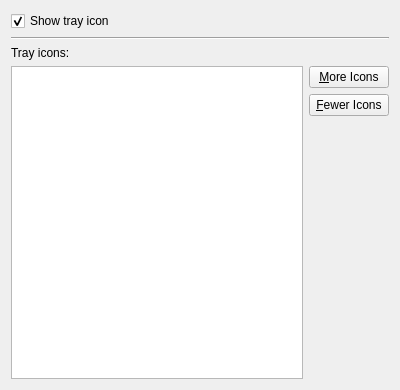
First picture: the form in settings/config/traysettings.ui, repository netrunner-debian-kde-extras/networkmanagement, before the edit.
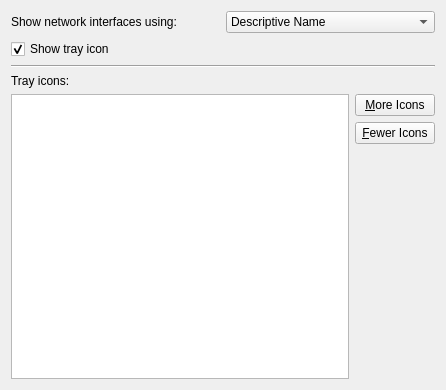
Second picture: the form after the edit.

The edit to the form file:
```diff
--- a/settings/config/traysettings.ui
+++ b/settings/config/traysettings.ui
@@ -6,11 +6,43 @@
    <rect>
     <x>0</x>
     <y>0</y>
-    <width>400</width>
+    <width>446</width>
     <height>390</height>
    </rect>
   </property>
+  <layout class="QVBoxLayout" name="verticalLayout_3">
+   <item>
   <layout class="QVBoxLayout" name="verticalLayout">
+     <item>
+      <layout class="QHBoxLayout" name="horizontalLayout">
+       <item>
+        <widget class="QLabel" name="interfaceNamingLabel">
+         <property name="text">
+          <string>Show network interfaces using:</string>
+         </property>
+        </widget>
+       </item>
+       <item>
+        <widget class="QComboBox" name="kcfg_InterfaceNamingStyle">
+         <item>
+          <property name="text">
+           <string>Descriptive Name</string>
+          </property>
+         </item>
+         <item>
+          <property name="text">
+           <string>System Name</string>
+          </property>
+         </item>
+         <item>
+          <property name="text">
+           <string>Vendor's Name</string>
+          </property>
+         </item>
+        </widget>
+       </item>
+      </layout>
+     </item>
    <item>
     <widget class="QCheckBox" name="kcfg_Autostart">
      <property name="text">
@@ -20,6 +52,8 @@
       <bool>true</bool>
      </property>
     </widget>
+     </item>
+    </layout>
    </item>
    <item>
     <widget class="Line" name="line">
```
Lines whose indentation alone changed are shown as unchanged.
